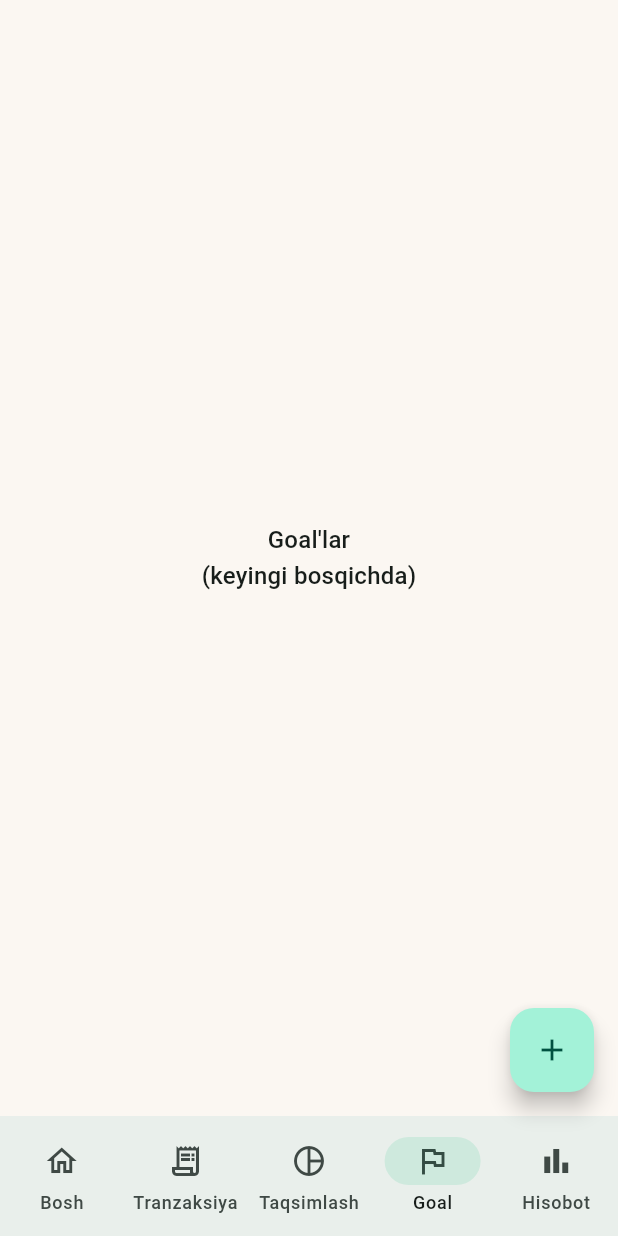
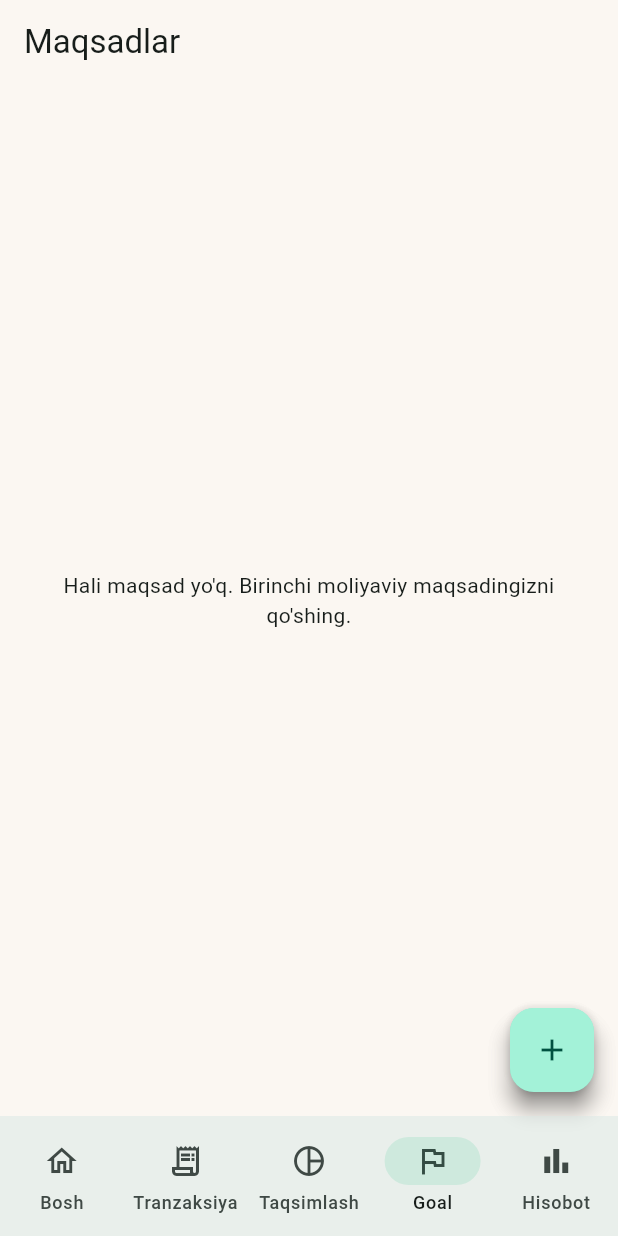
Before and after one commit to iCloudBMX/financial-assistant, a Flutter app: the AppShell screen opened by its route, item 4 of the bottom bar chosen, on a phone screen of 412 x 824 dp. Run offline on Flutter 3.47's test engine with Material 3 defaults, Android fonts, the phone set to English and light mode, and no system bars; our stand-ins replace drift, flutter_riverpod, flutter_secure_storage, go_router, local_auth; accounts and stored records are empty; generated files the repository leaves out were written again.

Commit message:
feat: Goals tab -- list screen + progress card
Adds GoalsScreen (list of GoalCards with empty-state copy and a "+"
FAB opening the edit sheet) and GoalCard (name, saved/target, progress
bar, percent, remaining, required-monthly, projected date). Wires the
tab into AppShell, replacing the "Goal'lar" placeholder. Adds stub
goal_edit_sheet.dart and goal_detail_screen.dart for Tasks 9/11 to
replace.

Co-Authored-By: Claude Opus 4.8 (1M context) <noreply@anthropic.com>

```diff
--- /dev/null
+++ b/lib/features/goals/goals_screen.dart
@@ -0,0 +1,49 @@
+import 'package:flutter/material.dart';
+import 'package:flutter_riverpod/flutter_riverpod.dart';
+import '../../providers/app_providers.dart';
+import 'goal_card.dart';
+import 'goal_detail_screen.dart';
+import 'goal_edit_sheet.dart';
+
+class GoalsScreen extends ConsumerWidget {
+  const GoalsScreen({super.key});
+
+  @override
+  Widget build(BuildContext context, WidgetRef ref) {
+    final goals = ref.watch(goalsProvider);
+    return Scaffold(
+      appBar: AppBar(title: const Text("Maqsadlar")),
+      floatingActionButton: FloatingActionButton(
+        onPressed: () => showGoalEditSheet(context, ref),
+        child: const Icon(Icons.add),
+      ),
+      body: goals.when(
+        loading: () => const Center(child: CircularProgressIndicator()),
+        error: (e, _) => Center(child: Text('Xatolik: $e')),
+        data: (list) {
+          if (list.isEmpty) {
+            return const Center(
+              child: Padding(
+                padding: EdgeInsets.all(24),
+                child: Text(
+                  "Hali maqsad yo'q. Birinchi moliyaviy maqsadingizni qo'shing.",
+                  textAlign: TextAlign.center,
+                ),
+              ),
+            );
+          }
+          return ListView.builder(
+            padding: const EdgeInsets.all(12),
+            itemCount: list.length,
+            itemBuilder: (_, i) => GoalCard(
+              item: list[i],
+              onTap: () => Navigator.of(context).push(MaterialPageRoute(
+                builder: (_) => GoalDetailScreen(goalId: list[i].goal.id),
+              )),
+            ),
+          );
+        },
+      ),
+    );
+  }
+}
--- a/lib/features/shell/app_shell.dart
+++ b/lib/features/shell/app_shell.dart
@@ -2,6 +2,7 @@ import 'package:flutter/material.dart';
 import 'package:flutter_riverpod/flutter_riverpod.dart';
 import '../budgets/budgets_screen.dart';
 import '../expense_entry/expense_entry_sheet.dart';
+import '../goals/goals_screen.dart';
 import '../home/home_screen.dart';
 import '../transactions/transactions_screen.dart';
 import 'placeholder_tab.dart';
@@ -19,7 +20,7 @@ class _AppShellState extends ConsumerState<AppShell> {
     HomeScreen(),
     TransactionsScreen(),
     BudgetsScreen(),
-    PlaceholderTab(title: "Goal'lar"),
+    GoalsScreen(),
     PlaceholderTab(title: 'Hisobotlar'),
   ];
 
```
Also changed, not shown: lib/features/goals/goal_card.dart (added, +36 -0 lines), lib/features/goals/goal_detail_screen.dart (added, +16 -0 lines), lib/features/goals/goal_edit_sheet.dart (added, +8 -0 lines), 1 other file.
